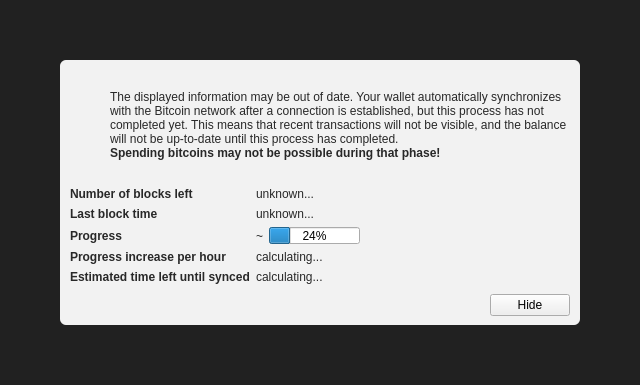
Old version of the form src/qt/forms/modaloverlay.ui in the repository bitcoincore-dev/bitcoin-2001-863168-294116-d812cf1189.
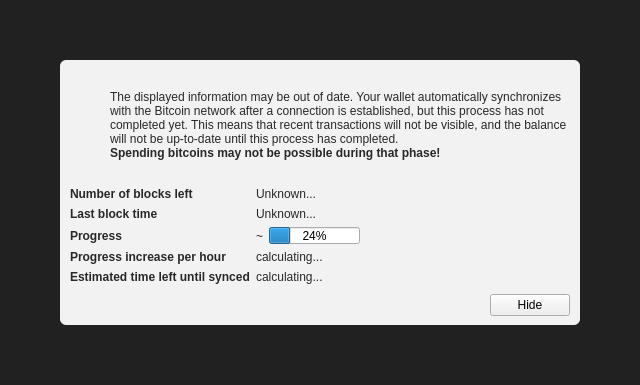
New version of the form. Icons and pictures are not drawn. Custom widgets are drawn as their Qt base class.

Commit message:
[Qt] use NotifyHeaderTip's height and date for the progress update
Github-Pull: #8985
Rebased-From: 3154d6e3a207812578cb37a505f140b46b17c945

Patch:
```diff
--- a/src/qt/forms/modaloverlay.ui
+++ b/src/qt/forms/modaloverlay.ui
@@ -219,7 +219,7 @@
            <item row="0" column="1">
             <widget class="QLabel" name="numberOfBlocksLeft">
              <property name="text">
-              <string>unknown...</string>
+              <string>Unknown...</string>
              </property>
             </widget>
            </item>
@@ -245,7 +245,7 @@
               </sizepolicy>
              </property>
              <property name="text">
-              <string>unknown...</string>
+              <string>Unknown...</string>
              </property>
             </widget>
            </item>
```
The commit also changes 2 other files.
